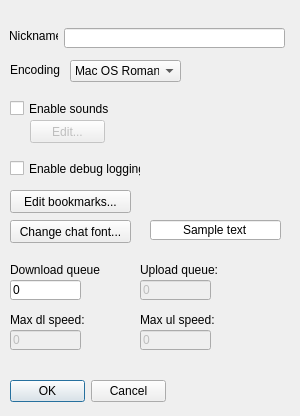
First picture: the form in dialogpreferences.ui, repository tjohnman/Obsession, before the edit.
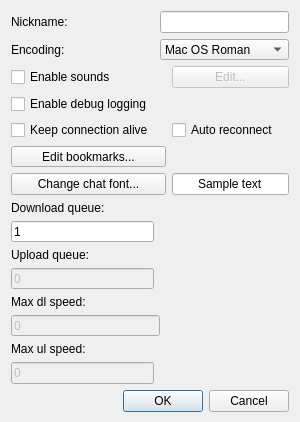
Second picture: the form after the edit.

Diff of the .ui file:
```diff
--- a/dialogpreferences.ui
+++ b/dialogpreferences.ui
@@ -10,24 +10,18 @@
     <x>0</x>
     <y>0</y>
     <width>300</width>
-    <height>416</height>
+    <height>422</height>
    </rect>
   </property>
-  <property name="sizePolicy">
-   <sizepolicy hsizetype="Fixed" vsizetype="Fixed">
-    <horstretch>0</horstretch>
-    <verstretch>0</verstretch>
-   </sizepolicy>
-  </property>
   <property name="minimumSize">
    <size>
-    <width>0</width>
-    <height>0</height>
+    <width>300</width>
+    <height>422</height>
    </size>
   </property>
   <property name="maximumSize">
    <size>
-    <width>546584</width>
+    <width>300</width>
     <height>654686</height>
    </size>
   </property>
@@ -37,38 +31,46 @@
   <property name="modal">
    <bool>true</bool>
   </property>
+  <layout class="QGridLayout" name="gridLayout">
+   <item row="13" column="0" colspan="2">
+    <widget class="QLineEdit" name="maxDlEdit">
+     <property name="enabled">
+      <bool>false</bool>
+     </property>
+     <property name="inputMask">
+      <string>0000</string>
+     </property>
+     <property name="text">
+      <string>0</string>
+     </property>
+    </widget>
+   </item>
+   <item row="1" column="0">
+    <widget class="QLabel" name="label_7">
+     <property name="text">
+      <string>Encoding:</string>
+     </property>
+    </widget>
+   </item>
+   <item row="0" column="0">
   <widget class="QLabel" name="label">
-   <property name="geometry">
-    <rect>
-     <x>9</x>
-     <y>28</y>
-     <width>49</width>
-     <height>16</height>
-    </rect>
-   </property>
    <property name="text">
     <string>Nickname:</string>
    </property>
   </widget>
-  <widget class="QLineEdit" name="lineEdit">
-   <property name="geometry">
-    <rect>
-     <x>64</x>
-     <y>28</y>
-     <width>221</width>
-     <height>20</height>
-    </rect>
-   </property>
-  </widget>
+   </item>
+   <item row="8" column="0" colspan="2">
+    <widget class="QLabel" name="label_3">
+     <property name="text">
+      <string>Download queue:</string>
+     </property>
+    </widget>
+   </item>
+   <item row="0" column="1" colspan="3">
+    <widget class="QLineEdit" name="lineEdit"/>
+   </item>
+   <item row="17" column="0" colspan="4">
   <widget class="QDialogButtonBox" name="buttonBox">
-   <property name="geometry">
-    <rect>
-     <x>10</x>
-     <y>380</y>
-     <width>156</width>
-     <height>23</height>
-    </rect>
-   </property>
    <property name="orientation">
     <enum>Qt::Horizontal</enum>
    </property>
@@ -76,124 +78,25 @@
     <set>QDialogButtonBox::Cancel|QDialogButtonBox::Ok</set>
    </property>
   </widget>
-  <widget class="QPushButton" name="pushButton">
-   <property name="geometry">
-    <rect>
-     <x>10</x>
-     <y>190</y>
-     <width>121</width>
-     <height>23</height>
-    </rect>
-   </property>
-   <property name="text">
-    <string>Edit bookmarks...</string>
-   </property>
-  </widget>
-  <widget class="QLabel" name="label_3">
-   <property name="geometry">
-    <rect>
-     <x>10</x>
-     <y>260</y>
-     <width>91</width>
-     <height>20</height>
-    </rect>
-   </property>
-   <property name="text">
-    <string>Download queue:</string>
-   </property>
-  </widget>
-  <widget class="QLineEdit" name="dlQueueEdit">
-   <property name="geometry">
-    <rect>
-     <x>10</x>
-     <y>280</y>
-     <width>71</width>
-     <height>20</height>
-    </rect>
-   </property>
-   <property name="inputMask">
-    <string>0000</string>
-   </property>
-   <property name="text">
-    <string>0</string>
-   </property>
-  </widget>
-  <widget class="QLabel" name="label_4">
-   <property name="geometry">
-    <rect>
-     <x>140</x>
-     <y>260</y>
-     <width>91</width>
-     <height>20</height>
-    </rect>
-   </property>
-   <property name="text">
-    <string>Upload queue:</string>
-   </property>
-  </widget>
-  <widget class="QLineEdit" name="ulQueueEdit">
-   <property name="enabled">
-    <bool>false</bool>
-   </property>
-   <property name="geometry">
-    <rect>
-     <x>140</x>
-     <y>280</y>
-     <width>71</width>
-     <height>20</height>
-    </rect>
-   </property>
-   <property name="inputMask">
-    <string>0000</string>
-   </property>
-   <property name="text">
-    <string>0</string>
-   </property>
-  </widget>
-  <widget class="QLabel" name="label_5">
-   <property name="geometry">
-    <rect>
-     <x>10</x>
-     <y>310</y>
-     <width>91</width>
-     <height>20</height>
-    </rect>
-   </property>
-   <property name="text">
-    <string>Max dl speed:</string>
-   </property>
-  </widget>
-  <widget class="QLineEdit" name="maxDlEdit">
-   <property name="enabled">
-    <bool>false</bool>
-   </property>
-   <property name="geometry">
-    <rect>
-     <x>10</x>
-     <y>330</y>
-     <width>71</width>
-     <height>20</height>
-    </rect>
-   </property>
-   <property name="inputMask">
-    <string>0000</string>
-   </property>
-   <property name="text">
-    <string>0</string>
-   </property>
-  </widget>
+   </item>
+   <item row="15" column="0">
   <widget class="QLineEdit" name="maxUlEdit">
    <property name="enabled">
     <bool>false</bool>
    </property>
-   <property name="geometry">
-    <rect>
-     <x>140</x>
-     <y>330</y>
-     <width>71</width>
-     <height>20</height>
-    </rect>
-   </property>
+     <property name="inputMask">
+      <string>0000</string>
+     </property>
+     <property name="text">
+      <string>0</string>
+     </property>
+    </widget>
+   </item>
+   <item row="11" column="0">
+    <widget class="QLineEdit" name="ulQueueEdit">
+     <property name="enabled">
+      <bool>false</bool>
+     </property>
    <property name="inputMask">
     <string>0000</string>
    </property>
@@ -201,41 +104,78 @@
     <string>0</string>
    </property>
   </widget>
+   </item>
+   <item row="14" column="0">
   <widget class="QLabel" name="label_6">
-   <property name="geometry">
-    <rect>
-     <x>140</x>
-     <y>310</y>
-     <width>91</width>
-     <height>20</height>
-    </rect>
-   </property>
    <property name="text">
     <string>Max ul speed:</string>
    </property>
   </widget>
+   </item>
+   <item row="5" column="3">
+    <widget class="QCheckBox" name="checkReconnect">
+     <property name="text">
+      <string>Auto reconnect</string>
+     </property>
+    </widget>
+   </item>
+   <item row="2" column="3">
+    <widget class="QPushButton" name="pushButton_2">
+     <property name="enabled">
+      <bool>false</bool>
+     </property>
+     <property name="text">
+      <string>Edit...</string>
+     </property>
+    </widget>
+   </item>
+   <item row="6" column="0" colspan="3">
+    <widget class="QPushButton" name="pushButton">
+     <property name="text">
+      <string>Edit bookmarks...</string>
+     </property>
+    </widget>
+   </item>
+   <item row="1" column="1" colspan="3">
+    <widget class="QComboBox" name="encodingCombo">
+     <item>
+      <property name="text">
+       <string>Mac OS Roman</string>
+      </property>
+     </item>
+     <item>
+      <property name="text">
+       <string>Shift-JIS</string>
+      </property>
+     </item>
+     <item>
+      <property name="text">
+       <string>ISO-8859-1</string>
+      </property>
+     </item>
+     <item>
+      <property name="text">
+       <string>UTF-8</string>
+      </property>
+     </item>
+    </widget>
+   </item>
+   <item row="7" column="0" colspan="3">
   <widget class="QPushButton" name="fontButton">
-   <property name="geometry">
-    <rect>
-     <x>10</x>
-     <y>220</y>
-     <width>121</width>
-     <height>23</height>
-    </rect>
-   </property>
    <property name="text">
     <string>Change chat font...</string>
    </property>
   </widget>
+   </item>
+   <item row="4" column="0" colspan="3">
+    <widget class="QCheckBox" name="debugCheckBox">
+     <property name="text">
+      <string>Enable debug logging</string>
+     </property>
+    </widget>
+   </item>
+   <item row="7" column="3">
   <widget class="QLineEdit" name="sampleEdit">
-   <property name="geometry">
-    <rect>
-     <x>150</x>
-     <y>220</y>
-     <width>131</width>
-     <height>20</height>
-    </rect>
-   </property>
    <property name="text">
     <string>Sample text</string>
    </property>
@@ -243,91 +183,65 @@
     <set>Qt::AlignCenter</set>
    </property>
   </widget>
+   </item>
+   <item row="10" column="0">
+    <widget class="QLabel" name="label_4">
+     <property name="text">
+      <string>Upload queue:</string>
+     </property>
+    </widget>
+   </item>
+   <item row="16" column="0">
+    <spacer name="verticalSpacer">
+     <property name="orientation">
+      <enum>Qt::Vertical</enum>
+     </property>
+     <property name="sizeHint" stdset="0">
+      <size>
+       <width>20</width>
+       <height>40</height>
+      </size>
+     </property>
+    </spacer>
+   </item>
+   <item row="2" column="0" colspan="3">
   <widget class="QCheckBox" name="soundCheckBox">
-   <property name="geometry">
-    <rect>
-     <x>10</x>
-     <y>100</y>
-     <width>101</width>
-     <height>17</height>
-    </rect>
-   </property>
    <property name="text">
     <string>Enable sounds</string>
    </property>
   </widget>
-  <widget class="QPushButton" name="pushButton_2">
-   <property name="enabled">
-    <bool>false</bool>
-   </property>
-   <property name="geometry">
-    <rect>
-     <x>30</x>
-     <y>120</y>
-     <width>75</width>
-     <height>23</height>
-    </rect>
-   </property>
+   </item>
+   <item row="12" column="0" colspan="2">
+    <widget class="QLabel" name="label_5">
    <property name="text">
-    <string>Edit...</string>
-   </property>
-  </widget>
-  <widget class="QCheckBox" name="debugCheckBox">
-   <property name="geometry">
-    <rect>
-     <x>10</x>
-     <y>160</y>
-     <width>131</width>
-     <height>17</height>
-    </rect>
-   </property>
+      <string>Max dl speed:</string>
+     </property>
+    </widget>
+   </item>
+   <item row="5" column="0">
+    <widget class="QCheckBox" name="checkKeepAlive">
    <property name="text">
-    <string>Enable debug logging</string>
-   </property>
-  </widget>
-  <widget class="QComboBox" name="encodingCombo">
-   <property name="geometry">
-    <rect>
-     <x>70</x>
-     <y>60</y>
-     <width>111</width>
-     <height>22</height>
-    </rect>
-   </property>
-   <item>
-    <property name="text">
-     <string>Mac OS Roman</string>
-    </property>
+      <string>Keep connection alive</string>
+     </property>
+    </widget>
    </item>
-   <item>
-    <property name="text">
-     <string>Shift-JIS</string>
-    </property>
-   </item>
-   <item>
-    <property name="text">
-     <string>ISO-8859-1</string>
-    </property>
-   </item>
-   <item>
+   <item row="9" column="0">
+    <widget class="QLineEdit" name="dlQueueEdit">
+     <property name="sizePolicy">
+      <sizepolicy hsizetype="Minimum" vsizetype="Fixed">
+       <horstretch>0</horstretch>
+       <verstretch>0</verstretch>
+      </sizepolicy>
+     </property>
+     <property name="inputMask">
+      <string>0000</string>
+     </property>
     <property name="text">
-     <string>UTF-8</string>
-    </property>
-   </item>
-  </widget>
-  <widget class="QLabel" name="label_7">
-   <property name="geometry">
-    <rect>
-     <x>10</x>
-     <y>60</y>
-     <width>51</width>
-     <height>20</height>
-    </rect>
-   </property>
-   <property name="text">
-    <string>Encoding:</string>
-   </property>
-  </widget>
+      <string>1</string>
+     </property>
+    </widget>
+   </item>
+  </layout>
  </widget>
  <resources/>
  <connections>
```
Lines whose indentation alone changed are shown as unchanged.
